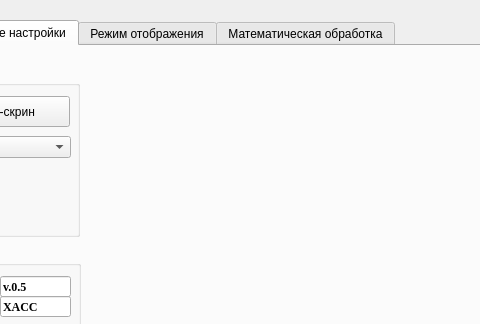
This is options.ui in tomyqg/topaz-m as Qt 5 draws it before an edit; both pictures show x 412 to 892 and y 0 to 324 of the 1280 by 800 pixel window. The edited form follows.
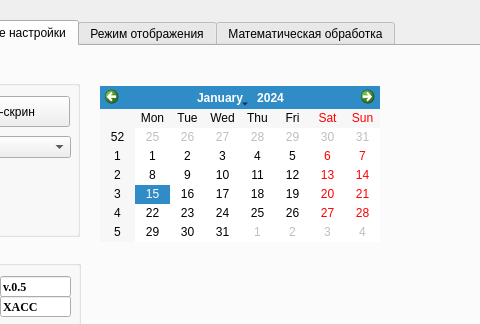
This is the edited form. The open tabs and pages were chosen to show the change.

Patch:
```diff
--- a/options.ui
+++ b/options.ui
@@ -4508,6 +4508,16 @@
       </property>
      </widget>
     </widget>
+    <widget class="QCalendarWidget" name="calendarWidget">
+     <property name="geometry">
+      <rect>
+       <x>510</x>
+       <y>40</y>
+       <width>280</width>
+       <height>156</height>
+      </rect>
+     </property>
+    </widget>
    </widget>
    <widget class="QWidget" name="tab_3">
     <attribute name="title">
```
Left out of the diff: 4 changed lines with no effect on the pictures.
